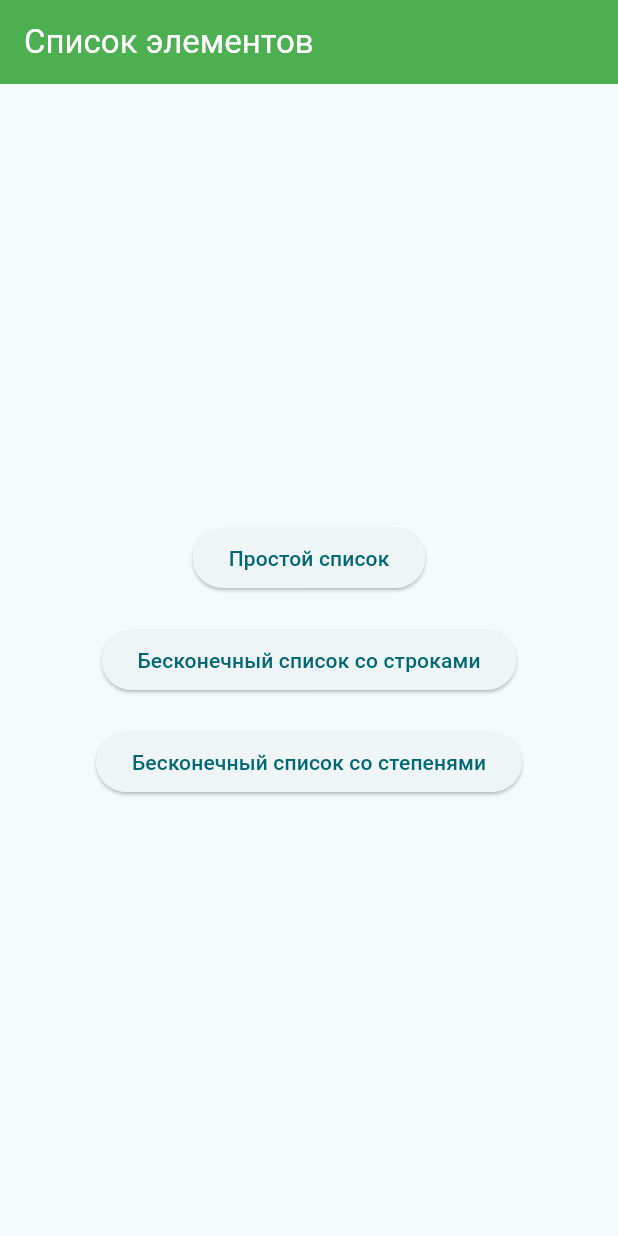
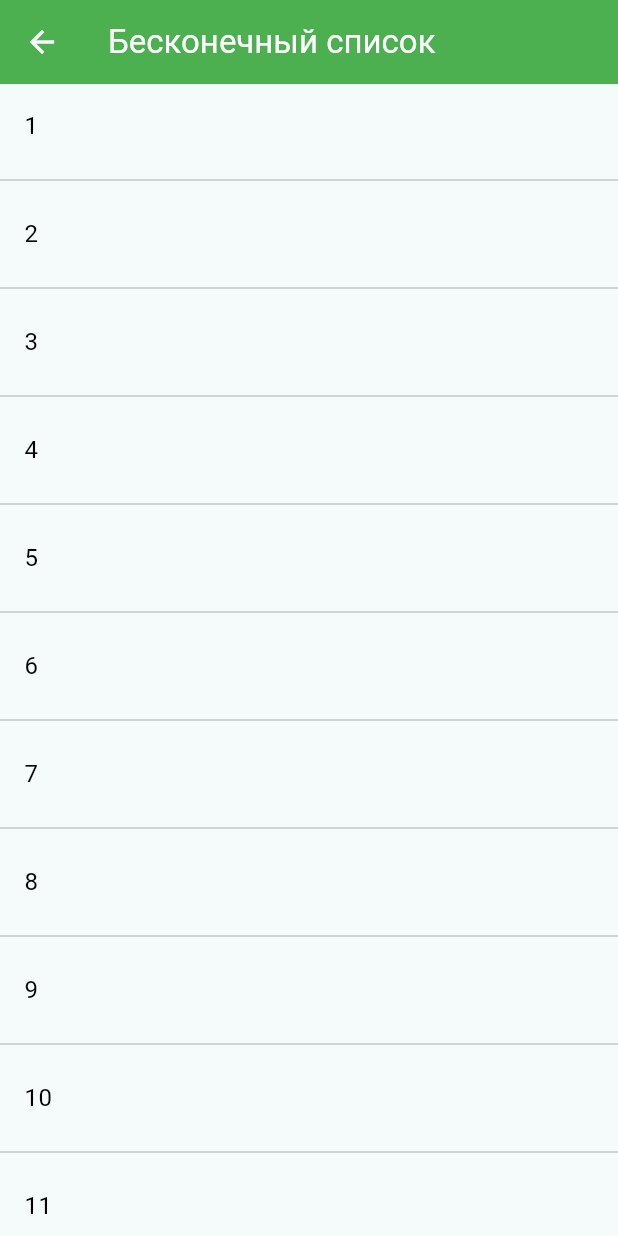
Before and after one commit to stanislavski03/PI2303_DEGTYAR, a Flutter app: the screen it shows after launch, after a tap on "Бесконечный список со строками", on a phone screen of 412 x 824 dp. Run offline on Flutter 3.47's test engine with Material 3 defaults, Android fonts, the phone set to English and light mode, and no system bars.

Commit message:
lab5 3rd commit
Добавил бесконечный список

```diff
--- /dev/null
+++ b/lab5_app/lib/infinity_list.dart
@@ -0,0 +1,60 @@
+import 'package:flutter/material.dart';
+
+class InfinityList extends StatefulWidget {
+  const InfinityList({super.key});
+
+  @override
+  State<InfinityList> createState() => _InfinityListState();
+}
+
+class _InfinityListState extends State<InfinityList> {
+  List<String> _items = [];
+
+  @override
+  Widget build(BuildContext context) {
+    return Scaffold(
+      appBar: AppBar(
+        backgroundColor: Colors.green,
+        title: const Text(
+          'Бесконечный список',
+          style: TextStyle(color: Colors.white),
+        ),
+        centerTitle: false,
+        leading: IconButton(
+          icon: const Icon(Icons.arrow_back, color: Colors.white),
+          onPressed: () {
+            Navigator.pop(context);
+          },
+        ),
+      ),
+      body: ListView.builder(
+        itemBuilder: (context, i) {
+          print('num $i : нечетное = ${i.isOdd}');
+
+          if (i.isOdd) {
+            return const Divider();
+          }
+
+          final int index = i ~/ 2;
+          print('index $index');
+          print('length ${_items.length}');
+
+          if (index >= _items.length) {
+            _items.addAll([
+              '${_items.length + 1}',
+              '${_items.length + 2}',
+              '${_items.length + 3}',
+            ]);
+          }
+
+          return ListTile(
+            title: Text(
+              _items[index],
+              style: const TextStyle(color: Colors.black),
+            ),
+          );
+        },
+      ),
+    );
+  }
+}
--- a/lab5_app/lib/main.dart
+++ b/lab5_app/lib/main.dart
@@ -1,5 +1,6 @@
 import 'package:flutter/material.dart';
 import 'simple_list.dart';
+import 'infinity_list.dart';
 
 void main() {
   runApp(const MyApp());
@@ -49,7 +50,12 @@ class MainMenu extends StatelessWidget {
             ),
             const SizedBox(height: 20),
             ElevatedButton(
-              onPressed: () {},
+              onPressed: () {
+                Navigator.push(
+                  context,
+                  MaterialPageRoute(builder: (context) => const InfinityList()),
+                );
+              },
               child: const Text('Бесконечный список со строками'),
             ),
             const SizedBox(height: 20),
```
